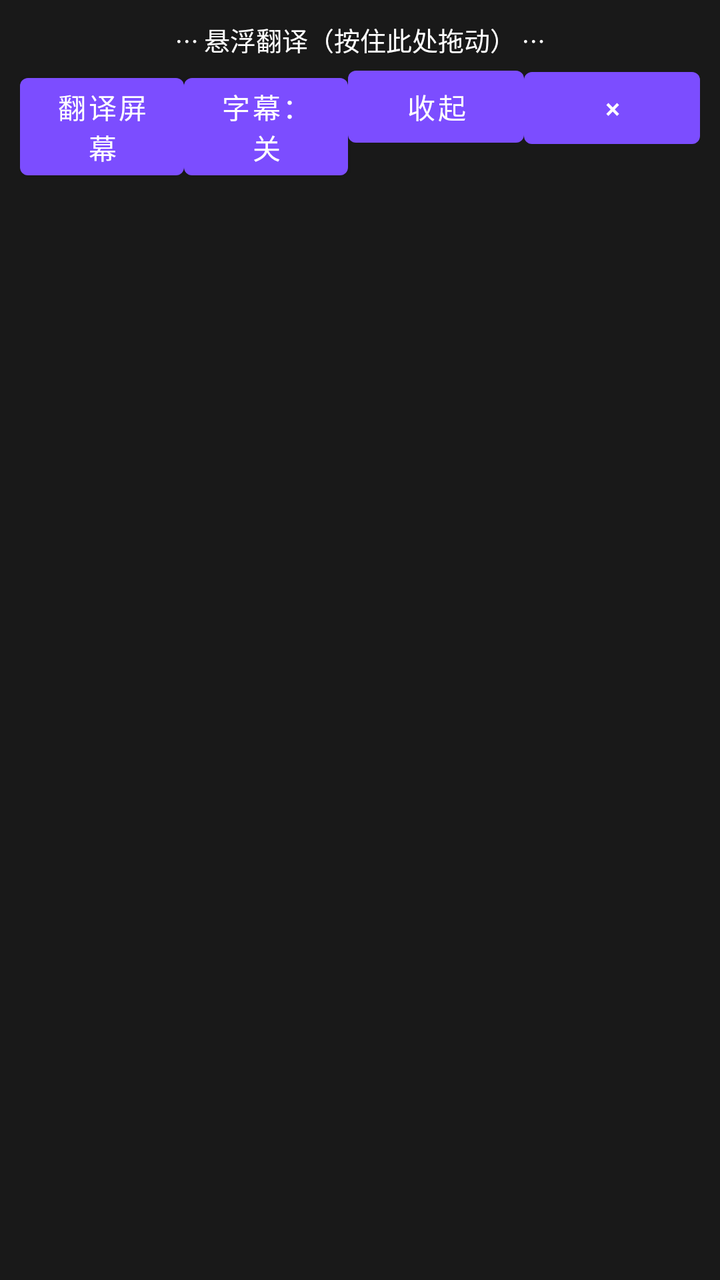
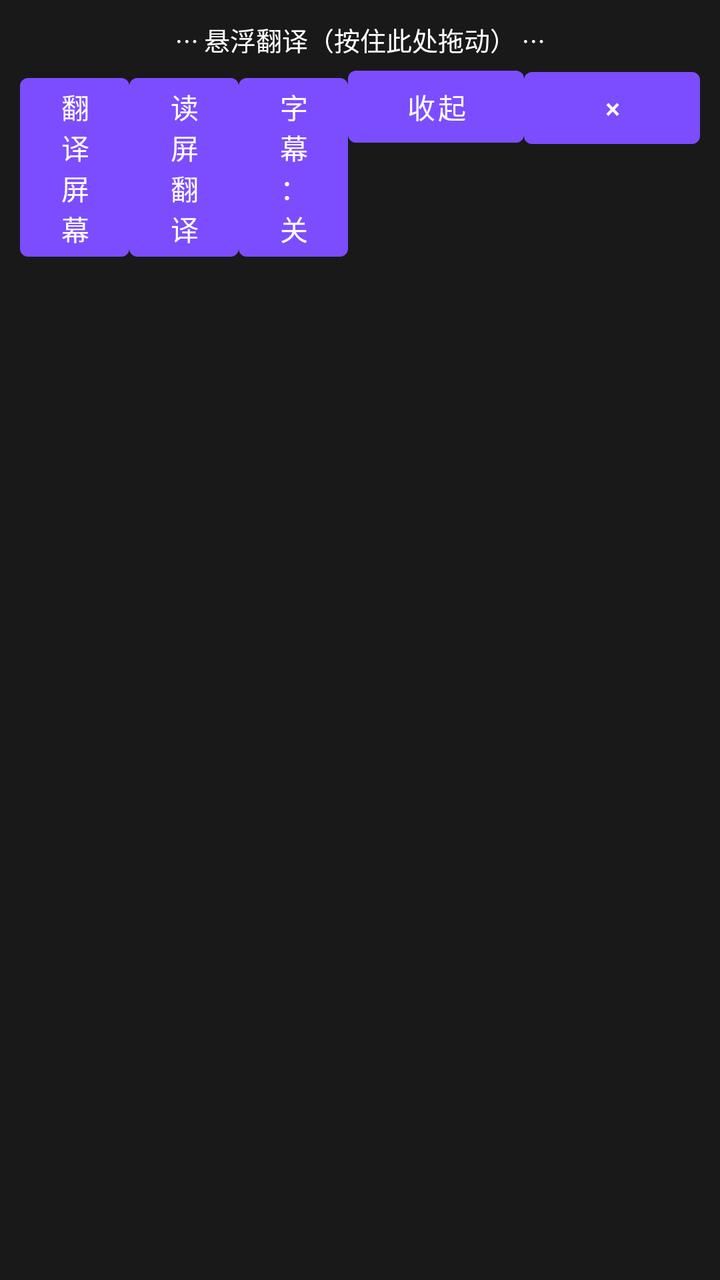

Before-and-after screenshots of an Android layout around one commit, followed by the original layout XML and the change that was made.
<!-- AndroidManifest.xml: application theme Theme.FloatTranslator -->
<!-- res/layout/overlay_floating.xml -->
<?xml version="1.0" encoding="utf-8"?>
<LinearLayout xmlns:android="http://schemas.android.com/apk/res/android"
    android:layout_width="match_parent"
    android:layout_height="wrap_content"
    android:background="#E6000000"
    android:orientation="vertical"
    android:padding="10dp">

    <TextView
        android:id="@+id/dragHandle"
        android:layout_width="match_parent"
        android:layout_height="wrap_content"
        android:gravity="center"
        android:text="⋯ 悬浮翻译（按住此处拖动） ⋯"
        android:textColor="#FFFFFF"
        android:textSize="13sp" />

    <LinearLayout
        android:layout_width="match_parent"
        android:layout_height="wrap_content"
        android:orientation="horizontal">

        <Button
            android:id="@+id/btnTranslateScreen"
            android:layout_width="0dp"
            android:layout_height="wrap_content"
            android:layout_weight="1"
            android:text="翻译屏幕" />

        <Button
            android:id="@+id/btnSubtitle"
            android:layout_width="0dp"
            android:layout_height="wrap_content"
            android:layout_weight="1"
            android:text="字幕：关" />

        <Button
            android:id="@+id/btnCollapse"
            android:layout_width="wrap_content"
            android:layout_height="wrap_content"
            android:text="收起" />

        <Button
            android:id="@+id/btnClose"
            android:layout_width="wrap_content"
            android:layout_height="wrap_content"
            android:text="×" />
    </LinearLayout>

    <LinearLayout
        android:id="@+id/resultPane"
        android:layout_width="match_parent"
        android:layout_height="wrap_content"
        android:orientation="vertical">

        <TextView
            android:id="@+id/tvSubtitle"
            android:layout_width="match_parent"
            android:layout_height="wrap_content"
            android:layout_marginTop="8dp"
            android:textColor="#FFEB3B"
            android:textSize="22sp"
            android:textStyle="bold" />

        <TextView
            android:id="@+id/tvOriginal"
            android:layout_width="match_parent"
            android:layout_height="wrap_content"
            android:layout_marginTop="6dp"
            android:textColor="#FFFFFF"
            android:textSize="15sp" />

        <TextView
            android:id="@+id/tvTranslated"
            android:layout_width="match_parent"
            android:layout_height="wrap_content"
            android:layout_marginTop="4dp"
            android:textColor="#FFFFFF"
            android:textSize="18sp"
            android:textStyle="bold" />

        <TextView
            android:id="@+id/tvCompare"
            android:layout_width="match_parent"
            android:layout_height="wrap_content"
            android:layout_marginTop="6dp"
            android:textColor="#BBBBBB"
            android:textSize="15sp"
            android:visibility="gone" />

        <TextView
            android:id="@+id/tvStatus"
            android:layout_width="match_parent"
            android:layout_height="wrap_content"
            android:layout_marginTop="6dp"
            android:textColor="#BBBBBB"
            android:textSize="12sp" />
    </LinearLayout>
</LinearLayout>
<!-- resources referenced by this layout -->
<resources>
  <style name="Theme.FloatTranslator" parent="Theme.MaterialComponents.DayNight.DarkActionBar">
          <item name="colorPrimary">#7C4DFF</item>
          <item name="colorPrimaryVariant">#5E35B1</item>
          <item name="colorAccent">#FFEB3B</item>
      </style>
</resources>

<!-- the commit's change to res/layout/overlay_floating.xml (unified diff, before → after) -->
@@ -26,6 +26,12 @@
             android:layout_height="wrap_content"
             android:layout_weight="1"
             android:text="翻译屏幕" />
+        <Button
+            android:id="@+id/btnTranslateAccessibility"
+            android:layout_width="0dp"
+            android:layout_height="wrap_content"
+            android:layout_weight="1"
+            android:text="读屏翻译" />
 
         <Button
             android:id="@+id/btnSubtitle"
